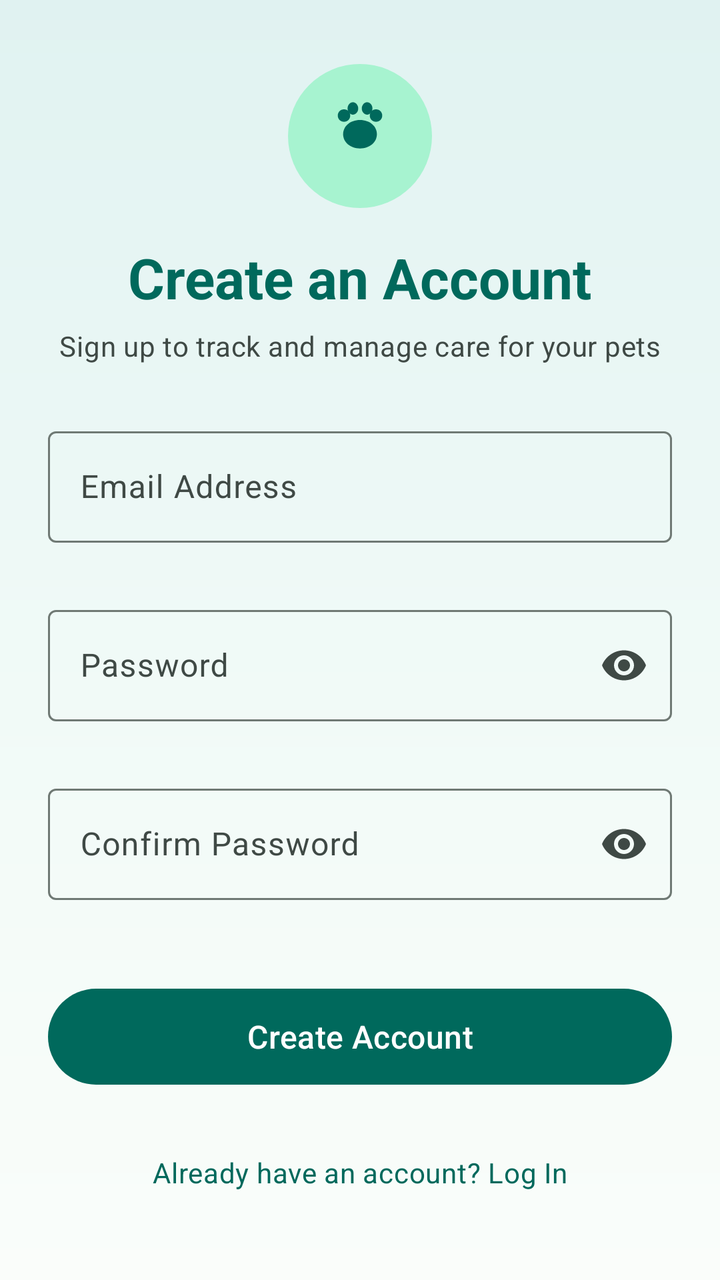
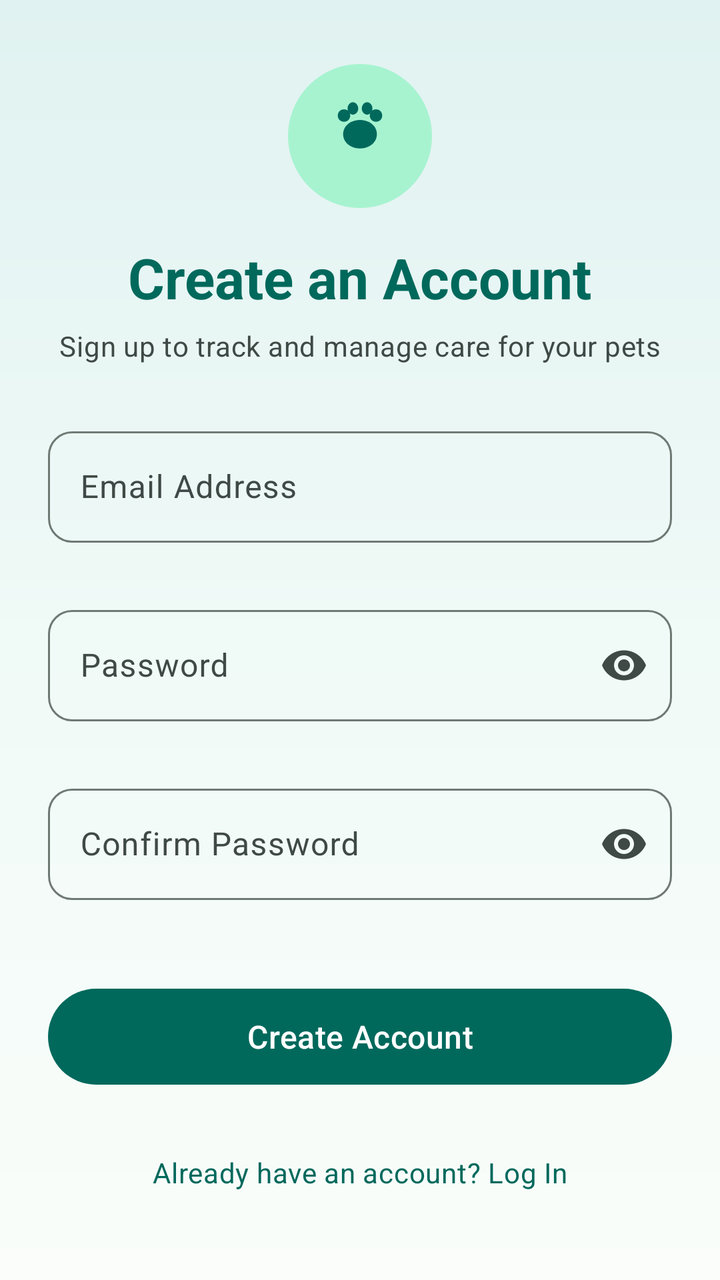

Before-and-after screenshots of an Android layout around one commit, followed by the original layout XML and the change that was made.
<!-- AndroidManifest.xml: application theme Theme.PetCare -->
<!-- res/layout/fragment_signup.xml -->
<?xml version="1.0" encoding="utf-8"?>
<androidx.core.widget.NestedScrollView
    xmlns:android="http://schemas.android.com/apk/res/android"
    xmlns:app="http://schemas.android.com/apk/res-auto"
    xmlns:tools="http://schemas.android.com/tools"
    android:layout_width="match_parent"
    android:layout_height="match_parent"
    android:fillViewport="true"
    android:background="@drawable/bg_welcome_gradient">

    <androidx.constraintlayout.widget.ConstraintLayout
        android:layout_width="match_parent"
        android:layout_height="match_parent"
        android:paddingHorizontal="24dp"
        android:paddingVertical="32dp">

        
        <androidx.constraintlayout.widget.ConstraintLayout
            android:id="@+id/cardContainer"
            android:layout_width="0dp"
            android:layout_height="wrap_content"
            app:layout_constraintWidth_max="480dp"
            app:layout_constraintTop_toTopOf="parent"
            app:layout_constraintBottom_toBottomOf="parent"
            app:layout_constraintStart_toStartOf="parent"
            app:layout_constraintEnd_toEndOf="parent">

            
            <FrameLayout
                android:id="@+id/logoBadge"
                android:layout_width="72dp"
                android:layout_height="72dp"
                android:background="@drawable/bg_logo_circle"
                android:padding="12dp"
                app:layout_constraintTop_toTopOf="parent"
                app:layout_constraintStart_toStartOf="parent"
                app:layout_constraintEnd_toEndOf="parent">

                <ImageView
                    android:id="@+id/ivLogo"
                    android:layout_width="match_parent"
                    android:layout_height="match_parent"
                    android:src="@drawable/ic_petcare_logo"
                    app:tint="?attr/colorPrimary"
                    android:contentDescription="@string/cd_app_logo" />
            </FrameLayout>

            
            <TextView
                android:id="@+id/tvTitle"
                android:layout_width="wrap_content"
                android:layout_height="wrap_content"
                android:layout_marginTop="16dp"
                android:text="@string/title_signup"
                android:textAppearance="?attr/textAppearanceHeadlineMedium"
                android:textColor="?attr/colorPrimary"
                android:textStyle="bold"
                app:layout_constraintTop_toBottomOf="@id/logoBadge"
                app:layout_constraintStart_toStartOf="parent"
                app:layout_constraintEnd_toEndOf="parent" />

            
            <TextView
                android:id="@+id/tvSubtitle"
                android:layout_width="0dp"
                android:layout_height="wrap_content"
                android:layout_marginTop="6dp"
                android:gravity="center"
                android:text="@string/subtitle_signup"
                android:textAppearance="?attr/textAppearanceBodyMedium"
                android:textColor="?attr/colorOnSurfaceVariant"
                app:layout_constraintTop_toBottomOf="@id/tvTitle"
                app:layout_constraintStart_toStartOf="parent"
                app:layout_constraintEnd_toEndOf="parent" />

            
            <com.google.android.material.textfield.TextInputLayout
                android:id="@+id/tilEmail"
                style="@style/Widget.Material3.TextInputLayout.OutlinedBox"
                android:layout_width="match_parent"
                android:layout_height="wrap_content"
                android:layout_marginTop="28dp"
                android:hint="@string/email_label"
                app:errorEnabled="true"
                app:layout_constraintTop_toBottomOf="@id/tvSubtitle">

                <com.google.android.material.textfield.TextInputEditText
                    android:id="@+id/etEmail"
                    android:layout_width="match_parent"
                    android:layout_height="wrap_content"
                    android:inputType="textEmailAddress"
                    android:maxLines="1"
                    android:imeOptions="actionNext" />

            </com.google.android.material.textfield.TextInputLayout>

            
            <com.google.android.material.textfield.TextInputLayout
                android:id="@+id/tilPassword"
                style="@style/Widget.Material3.TextInputLayout.OutlinedBox"
                android:layout_width="match_parent"
                android:layout_height="wrap_content"
                android:layout_marginTop="8dp"
                android:hint="@string/password_label"
                app:endIconMode="password_toggle"
                app:errorEnabled="true"
                app:layout_constraintTop_toBottomOf="@id/tilEmail">

                <com.google.android.material.textfield.TextInputEditText
                    android:id="@+id/etPassword"
                    android:layout_width="match_parent"
                    android:layout_height="wrap_content"
                    android:inputType="textPassword"
                    android:maxLines="1"
                    android:imeOptions="actionNext" />

            </com.google.android.material.textfield.TextInputLayout>

            
            <com.google.android.material.textfield.TextInputLayout
                android:id="@+id/tilConfirmPassword"
                style="@style/Widget.Material3.TextInputLayout.OutlinedBox"
                android:layout_width="match_parent"
                android:layout_height="wrap_content"
                android:layout_marginTop="8dp"
                android:hint="@string/confirm_password_label"
                app:endIconMode="password_toggle"
                app:errorEnabled="true"
                app:layout_constraintTop_toBottomOf="@id/tilPassword">

                <com.google.android.material.textfield.TextInputEditText
                    android:id="@+id/etConfirmPassword"
                    android:layout_width="match_parent"
                    android:layout_height="wrap_content"
                    android:inputType="textPassword"
                    android:maxLines="1"
                    android:imeOptions="actionDone" />

            </com.google.android.material.textfield.TextInputLayout>

            
            <com.google.android.material.progressindicator.CircularProgressIndicator
                android:id="@+id/progressBar"
                android:layout_width="wrap_content"
                android:layout_height="wrap_content"
                android:layout_marginTop="16dp"
                android:indeterminate="true"
                android:visibility="gone"
                app:layout_constraintTop_toBottomOf="@id/tilConfirmPassword"
                app:layout_constraintStart_toStartOf="parent"
                app:layout_constraintEnd_toEndOf="parent"
                tools:visibility="visible" />

            
            <com.google.android.material.button.MaterialButton
                android:id="@+id/btnSignup"
                android:layout_width="match_parent"
                android:layout_height="56dp"
                android:layout_marginTop="20dp"
                android:text="@string/btn_create_account"
                android:contentDescription="@string/cd_btn_signup"
                android:textAppearance="?attr/textAppearanceTitleMedium"
                app:cornerRadius="24dp"
                app:layout_constraintTop_toBottomOf="@id/progressBar" />

            
            <com.google.android.material.button.MaterialButton
                android:id="@+id/btnLoginLink"
                style="?attr/materialButtonOutlinedStyle"
                android:layout_width="match_parent"
                android:layout_height="56dp"
                android:layout_marginTop="12dp"
                android:text="@string/already_have_account"
                android:textAppearance="?attr/textAppearanceBodyMedium"
                app:cornerRadius="24dp"
                app:strokeColor="@android:color/transparent"
                app:layout_constraintTop_toBottomOf="@id/btnSignup" />

        </androidx.constraintlayout.widget.ConstraintLayout>

    </androidx.constraintlayout.widget.ConstraintLayout>

</androidx.core.widget.NestedScrollView>
<!-- resources referenced by this layout -->
<resources>
  <!-- drawable bg_logo_circle (drawable) -->
  <?xml version="1.0" encoding="utf-8"?>
  <shape xmlns:android="http://schemas.android.com/apk/res/android"
      android:shape="oval">
      <solid android:color="?attr/colorPrimaryContainer" />
  </shape>
  <!-- drawable bg_welcome_gradient (drawable) -->
  <?xml version="1.0" encoding="utf-8"?>
  <shape xmlns:android="http://schemas.android.com/apk/res/android">
      <gradient
          android:angle="270"
          android:startColor="#E0F2F1"
          android:centerColor="#F0FAF7"
          android:endColor="#FAFDFA"
          android:type="linear" />
  </shape>
  <string name="already_have_account">Already have an account? Log In</string>
  <string name="btn_create_account">Create Account</string>
  <string name="cd_app_logo">PetCare logo</string>
  <string name="cd_btn_signup">Sign up for a new account</string>
  <string name="confirm_password_label">Confirm Password</string>
  <string name="email_label">Email Address</string>
  <string name="password_label">Password</string>
  <string name="subtitle_signup">Sign up to track and manage care for your pets</string>
  <string name="title_signup">Create an Account</string>
  <color name="md_theme_light_primary">#00695C</color>
  <color name="md_theme_light_onPrimary">#FFFFFF</color>
  <color name="md_theme_light_primaryContainer">#A7F3D0</color>
  <color name="md_theme_light_onPrimaryContainer">#002116</color>
  <color name="md_theme_light_secondary">#4A6358</color>
  <color name="md_theme_light_onSecondary">#FFFFFF</color>
  <color name="md_theme_light_secondaryContainer">#CCE8DC</color>
  <color name="md_theme_light_onSecondaryContainer">#06201A</color>
  <color name="md_theme_light_tertiary">#3E6374</color>
  <color name="md_theme_light_onTertiary">#FFFFFF</color>
  <color name="md_theme_light_tertiaryContainer">#C2E8FB</color>
  <color name="md_theme_light_onTertiaryContainer">#001F2A</color>
  <color name="md_theme_light_error">#B3261E</color>
  <color name="md_theme_light_onError">#FFFFFF</color>
  <color name="md_theme_light_errorContainer">#F9DEDC</color>
  <color name="md_theme_light_onErrorContainer">#410E0B</color>
  <color name="md_theme_light_background">#FAFDFA</color>
  <color name="md_theme_light_onBackground">#191C1B</color>
  <color name="md_theme_light_surface">#FAFDFA</color>
  <color name="md_theme_light_onSurface">#191C1B</color>
  <color name="md_theme_light_surfaceVariant">#DBE5DF</color>
  <color name="md_theme_light_onSurfaceVariant">#3F4945</color>
  <color name="md_theme_light_outline">#6F7974</color>
  <color name="md_theme_light_outlineVariant">#BFC9C3</color>
  <color name="md_theme_light_inverseSurface">#2D3130</color>
  <color name="md_theme_light_inverseOnSurface">#EFF1EF</color>
  <color name="md_theme_light_inversePrimary">#6BDDBF</color>
  <style name="ShapeAppearance.PetCare.SmallComponent" parent="ShapeAppearance.Material3.SmallComponent">
          <item name="cornerFamily">rounded</item>
          <item name="cornerSize">12dp</item>
      </style>
  <style name="ShapeAppearance.PetCare.MediumComponent" parent="ShapeAppearance.Material3.MediumComponent">
          <item name="cornerFamily">rounded</item>
          <item name="cornerSize">16dp</item>
      </style>
  <style name="ShapeAppearance.PetCare.LargeComponent" parent="ShapeAppearance.Material3.LargeComponent">
          <item name="cornerFamily">rounded</item>
          <item name="cornerSize">24dp</item>
      </style>
  <!-- unchanged entries left out for length: 2 -->
</resources>

<!-- the commit's change to res/layout/fragment_signup.xml (unified diff, before → after) -->
@@ -76,7 +76,7 @@
             
             <com.google.android.material.textfield.TextInputLayout
                 android:id="@+id/tilEmail"
-                style="@style/Widget.Material3.TextInputLayout.OutlinedBox"
+                style="@style/Widget.PetCare.TextInputLayout.OutlinedBox"
                 android:layout_width="match_parent"
                 android:layout_height="wrap_content"
                 android:layout_marginTop="28dp"
@@ -97,7 +97,7 @@
             
             <com.google.android.material.textfield.TextInputLayout
                 android:id="@+id/tilPassword"
-                style="@style/Widget.Material3.TextInputLayout.OutlinedBox"
+                style="@style/Widget.PetCare.TextInputLayout.OutlinedBox"
                 android:layout_width="match_parent"
                 android:layout_height="wrap_content"
                 android:layout_marginTop="8dp"
@@ -119,7 +119,7 @@
             
             <com.google.android.material.textfield.TextInputLayout
                 android:id="@+id/tilConfirmPassword"
-                style="@style/Widget.Material3.TextInputLayout.OutlinedBox"
+                style="@style/Widget.PetCare.TextInputLayout.OutlinedBox"
                 android:layout_width="match_parent"
                 android:layout_height="wrap_content"
                 android:layout_marginTop="8dp"
<!-- resource entries referenced after the edit -->
@@ -25,6 +25,12 @@
   <string name="password_label">Password</string>
   <string name="subtitle_signup">Sign up to track and manage care for your pets</string>
   <string name="title_signup">Create an Account</string>
+  <style name="Widget.PetCare.TextInputLayout.OutlinedBox" parent="Widget.Material3.TextInputLayout.OutlinedBox">
+          <item name="boxCornerRadiusTopStart">12dp</item>
+          <item name="boxCornerRadiusTopEnd">12dp</item>
+          <item name="boxCornerRadiusBottomStart">12dp</item>
+          <item name="boxCornerRadiusBottomEnd">12dp</item>
+      </style>
   <color name="md_theme_light_primary">#00695C</color>
   <color name="md_theme_light_onPrimary">#FFFFFF</color>
   <color name="md_theme_light_primaryContainer">#A7F3D0</color>
